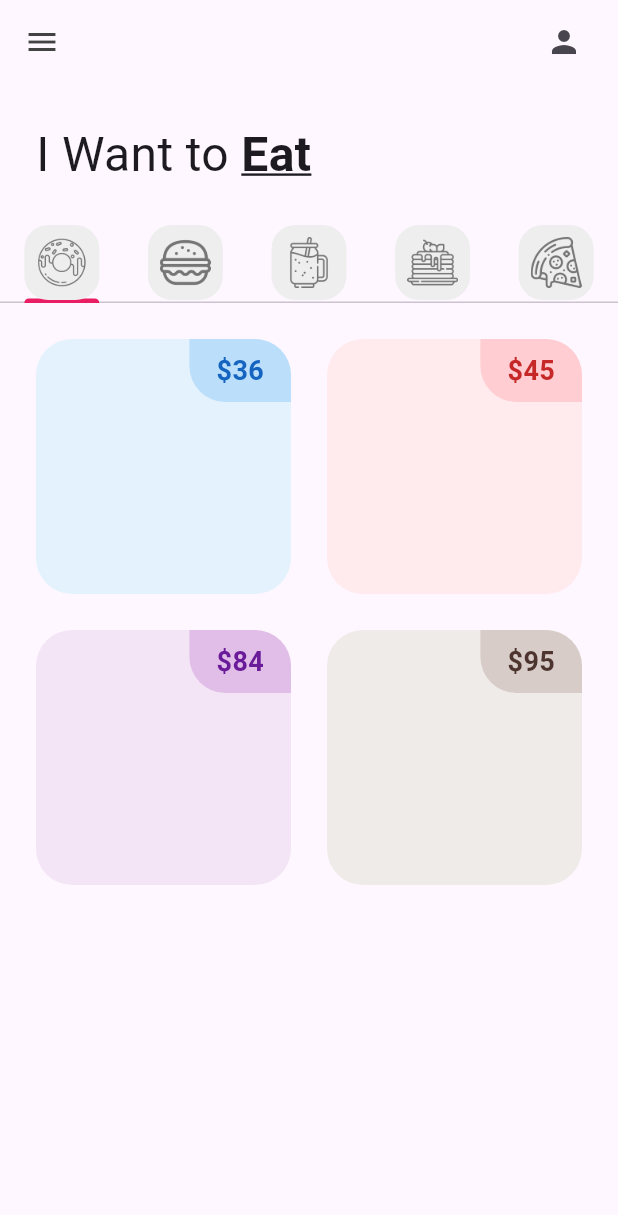
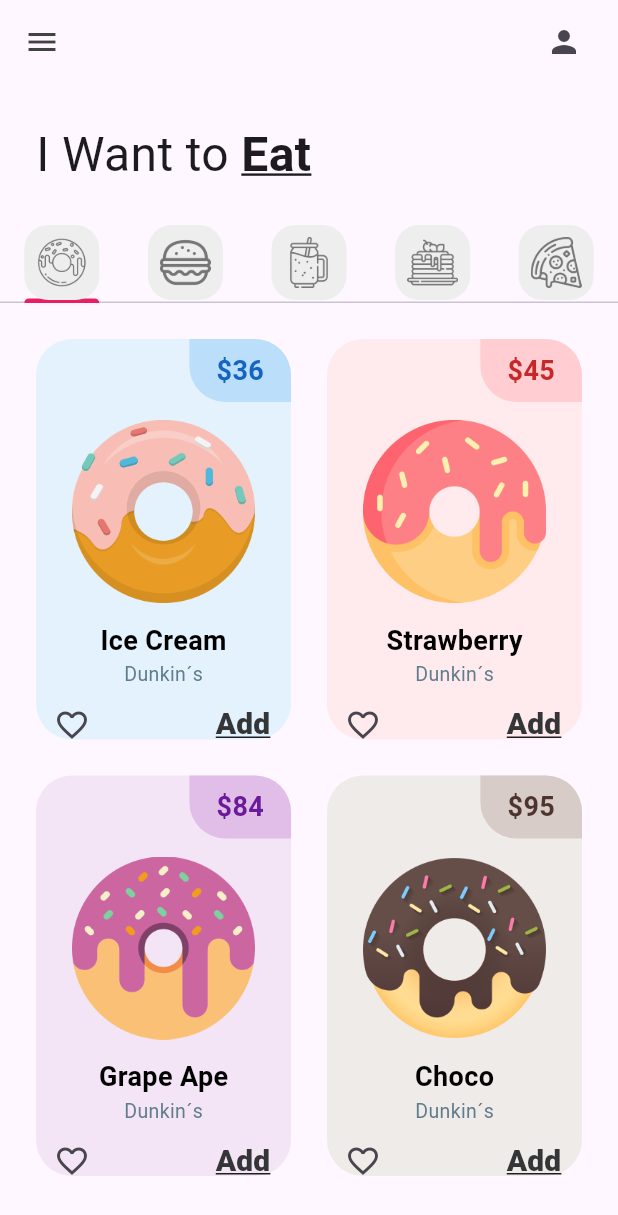
Before and after one commit to rafael-escalante/donut_app_4sa, a Flutter app: the screen it shows after launch, on a phone screen of 412 x 824 dp. Shown: the top 1215 px of the screen. Run offline on Flutter 3.47's test engine with Material 3 defaults, Android fonts, the phone set to English and light mode, and no system bars.

Commit message:
DonutTile finished (my design)

```diff
--- a/lib/tabs/donut_tab.dart
+++ b/lib/tabs/donut_tab.dart
@@ -19,7 +19,9 @@ class DonutTab extends StatelessWidget {
       //prepa 1: como se va a organizar
       gridDelegate: SliverGridDelegateWithFixedCrossAxisCount(
           //numero de columnas
-          crossAxisCount: 2),
+          crossAxisCount: 2,
+          //proporcion(relacion de aspecto)
+          childAspectRatio: 1 / 1.5),
       //cuantos elementos
       itemCount: 4,
       padding: const EdgeInsets.all(12),
--- a/lib/utils/donut_tile.dart
+++ b/lib/utils/donut_tile.dart
@@ -46,7 +46,43 @@ class DonutTile extends StatelessWidget {
                         fontSize: 18,
                         color: donutColor[800]),
                   ),
-                )
+                ),
+              ],
+            ),
+            //Donut price
+            Padding(
+              padding: const EdgeInsets.symmetric(horizontal: 24, vertical: 12),
+              child: Image.asset(imageName),
+            ),
+            //Donut flavor text
+            Text(donutFlavor,
+                style: TextStyle(
+                    fontWeight: FontWeight.bold,
+                    fontSize: 18,
+                    color: Colors.black)),
+
+            Text(
+              'Dunkin´s',
+              style: TextStyle(fontSize: 13, color: Colors.blueGrey),
+            ),
+
+            //Icons
+            Row(
+              mainAxisAlignment: MainAxisAlignment.spaceBetween,
+              children: [
+                IconButton(
+                    onPressed: () {},
+                    icon: Icon(
+                      Icons.favorite_border_outlined,
+                    )),
+                TextButton(
+                    onPressed: () {},
+                    child: Text("Add",
+                        style: TextStyle(
+                            fontSize: 20,
+                            color: const Color.fromARGB(255, 52, 53, 54),
+                            fontWeight: FontWeight.w900,
+                            decoration: TextDecoration.underline)))
               ],
             )
           ],
```
